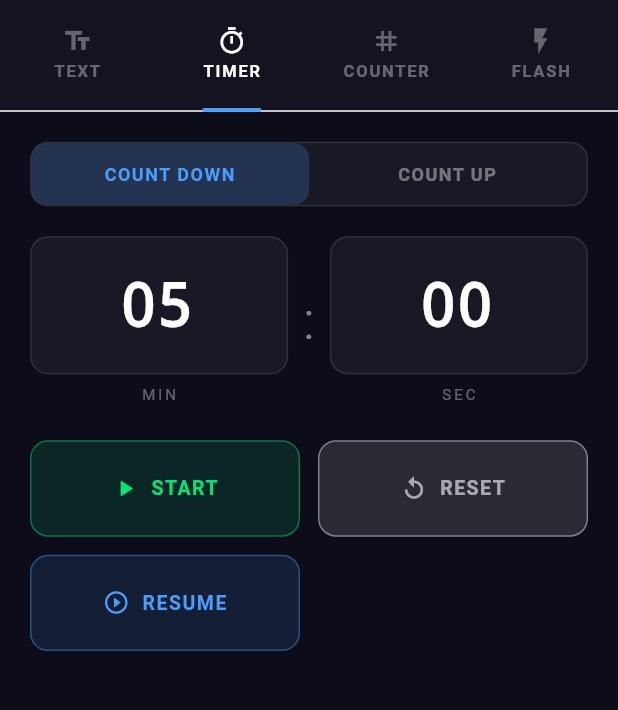
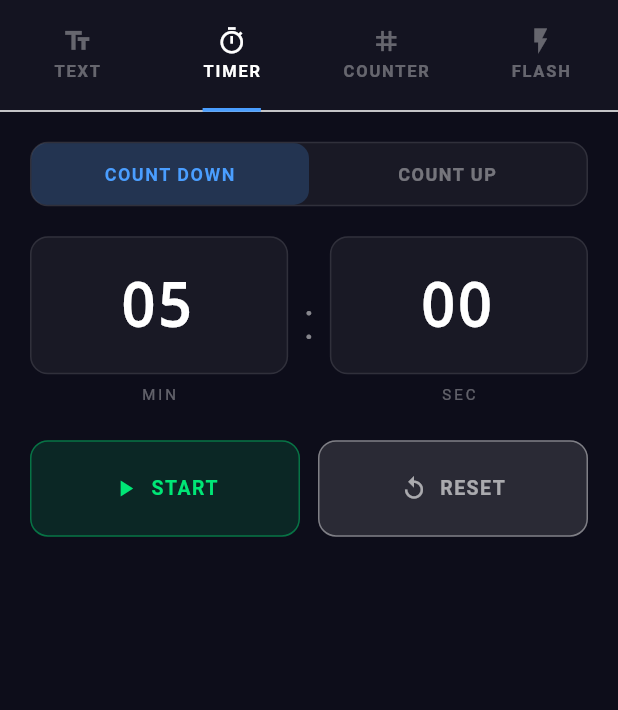
Before and after one commit to ayazalipathan77/cue_app, a Flutter app: the SenderScreen screen opened by its route, tab 2 chosen, on a phone screen of 412 x 824 dp, the part 102-812 px from its top. Run offline on Flutter 3.47's test engine with Material 3 defaults, Android fonts, the phone set to English and light mode, and no system bars; our stand-ins replace equatable, flutter_bloc, go_router, permission_handler, wakelock_plus; missing offline and left inert: nearby_connections.

Commit message:
#	File	Bug	Fix 1	sender_state.dart	No way to track paused vs never-started timer; no send error state	Added timerPaused + sendError fields 2	sender_bloc.dart	All sends fail silently; timer PAUSE didn't set paused flag	_trySend() wraps all sends in try/catch; sets timerPaused on pause/resume/reset 3	timer_tab.dart	RESUME and START buttons showed simultaneously	Now mutually exclusive: START → PAUSE → RESUME, based on timerRunning + timerPaused 4	sender_screen.dart	No visible feedback when a send fails	Status bar shows red "Send failed: ..." when sendError is set 5	payload_model.dart	hexToColor() crashes on malformed hex string	Wrapped in try/catch, returns white as fallback 6	receiver_screen.dart	Payload subscription set up in postFrameCallback — early payloads lost	Subscribes directly in initState using the global connectionBloc singleton 7	connection_bloc.dart	close() stopped nearby after closing stream (could throw); reject re-advertised with wrong name	Fixed close order; reject now re-uses _advertisingDeviceName 8	nearby_service.dart	Callbacks could throw and crash the plugin; cleanup methods propagated exceptions	All callbacks wrapped in try/catch; cleanup is best-effort (swallows exceptions)

```diff
--- a/lib/features/sender/bloc/sender_state.dart
+++ b/lib/features/sender/bloc/sender_state.dart
@@ -4,25 +4,37 @@ class SenderState extends Equatable {
   final int activeTab;
   final String lastSentDescription;
   final bool timerRunning;
+  /// True when a timer was started then paused — shows RESUME instead of START.
+  final bool timerPaused;
+  /// Non-null when the last send failed — displayed in the sender status bar.
+  final String? sendError;
 
   const SenderState({
     this.activeTab = 0,
     this.lastSentDescription = '',
     this.timerRunning = false,
+    this.timerPaused = false,
+    this.sendError,
   });
 
   SenderState copyWith({
     int? activeTab,
     String? lastSentDescription,
     bool? timerRunning,
+    bool? timerPaused,
+    String? sendError,
+    bool clearSendError = false,
   }) {
     return SenderState(
       activeTab: activeTab ?? this.activeTab,
       lastSentDescription: lastSentDescription ?? this.lastSentDescription,
       timerRunning: timerRunning ?? this.timerRunning,
+      timerPaused: timerPaused ?? this.timerPaused,
+      sendError: clearSendError ? null : (sendError ?? this.sendError),
     );
   }
 
   @override
-  List<Object?> get props => [activeTab, lastSentDescription, timerRunning];
+  List<Object?> get props =>
+      [activeTab, lastSentDescription, timerRunning, timerPaused, sendError];
 }
--- a/lib/features/sender/sender_screen.dart
+++ b/lib/features/sender/sender_screen.dart
@@ -53,20 +53,43 @@ class SenderScreen extends StatelessWidget {
                   ),
                 ),
 
-                // ── Last sent info ────────────────────────────────────────
+                // ── Send status bar ───────────────────────────────────────
                 BlocBuilder<SenderBloc, SenderState>(
                   builder: (context, state) {
+                    if (state.sendError != null) {
+                      return Container(
+                        color: Colors.red.withValues(alpha: 0.15),
+                        padding: const EdgeInsets.symmetric(
+                            horizontal: 16, vertical: 6),
+                        child: Row(
+                          children: [
+                            const Icon(Icons.error_outline,
+                                size: 12, color: Colors.red),
+                            const SizedBox(width: 6),
+                            Expanded(
+                              child: Text(
+                                state.sendError!,
+                                style: const TextStyle(
+                                    color: Colors.red, fontSize: 11),
+                                overflow: TextOverflow.ellipsis,
+                              ),
+                            ),
+                          ],
+                        ),
+                      );
+                    }
                     if (state.lastSentDescription.isEmpty) return const SizedBox();
                     return Container(
                       color: Colors.white.withValues(alpha: 0.02),
-                      padding: const EdgeInsets.symmetric(horizontal: 16, vertical: 6),
+                      padding: const EdgeInsets.symmetric(
+                          horizontal: 16, vertical: 6),
                       child: Row(
                         children: [
                           Icon(Icons.check_circle_outline,
                               size: 12, color: Colors.white.withValues(alpha: 0.35)),
                           const SizedBox(width: 6),
                           Text(
-                            'Last: ${state.lastSentDescription}',
+                            'Sent: ${state.lastSentDescription}',
                             style: TextStyle(
                               color: Colors.white.withValues(alpha: 0.35),
                               fontSize: 11,
--- a/lib/features/sender/tabs/timer_tab.dart
+++ b/lib/features/sender/tabs/timer_tab.dart
@@ -81,8 +81,22 @@ class _TimerTabState extends State<TimerTab> {
                 mainAxisSpacing: 12,
                 childAspectRatio: 2.8,
                 children: [
-                  // START / PAUSE / RESUME.
-                  if (!state.timerRunning)
+                  // START / PAUSE / RESUME — mutually exclusive.
+                  if (state.timerRunning)
+                    _actionBtn(
+                      label: 'PAUSE',
+                      icon: Icons.pause,
+                      color: const Color(0xFFFFE600),
+                      onTap: () => context.read<SenderBloc>().add(const PauseTimerCue()),
+                    )
+                  else if (state.timerPaused)
+                    _actionBtn(
+                      label: 'RESUME',
+                      icon: Icons.play_circle_outline,
+                      color: const Color(0xFF4A9EFF),
+                      onTap: () => context.read<SenderBloc>().add(const ResumeTimerCue()),
+                    )
+                  else
                     _actionBtn(
                       label: 'START',
                       icon: Icons.play_arrow,
@@ -90,13 +104,6 @@ class _TimerTabState extends State<TimerTab> {
                       onTap: () => context.read<SenderBloc>().add(
                         StartTimerCue(countDown: _countDown, seconds: _totalSeconds),
                       ),
-                    )
-                  else
-                    _actionBtn(
-                      label: 'PAUSE',
-                      icon: Icons.pause,
-                      color: const Color(0xFFFFE600),
-                      onTap: () => context.read<SenderBloc>().add(const PauseTimerCue()),
                     ),
 
                   _actionBtn(
@@ -105,14 +112,6 @@ class _TimerTabState extends State<TimerTab> {
                     color: Colors.white.withValues(alpha: 0.6),
                     onTap: () => context.read<SenderBloc>().add(const ResetTimerCue()),
                   ),
-
-                  if (state.timerRunning == false)
-                    _actionBtn(
-                      label: 'RESUME',
-                      icon: Icons.play_circle_outline,
-                      color: const Color(0xFF4A9EFF),
-                      onTap: () => context.read<SenderBloc>().add(const ResumeTimerCue()),
-                    ),
                 ],
               ),
 
```
Also changed, not shown: lib/core/nearby_service.dart (+32 -16 lines), lib/core/payload_model.dart (+8 -2 lines), lib/features/connection/bloc/connection_bloc.dart (+17 -7 lines), lib/features/connection/receiver_connect_screen.dart (+41 -0 lines), lib/features/connection/sender_connect_screen.dart (+42 -5 lines), lib/features/receiver/receiver_screen.dart (+21 -19 lines), lib/features/sender/bloc/sender_bloc.dart (+51 -32 lines), 4 other files.
